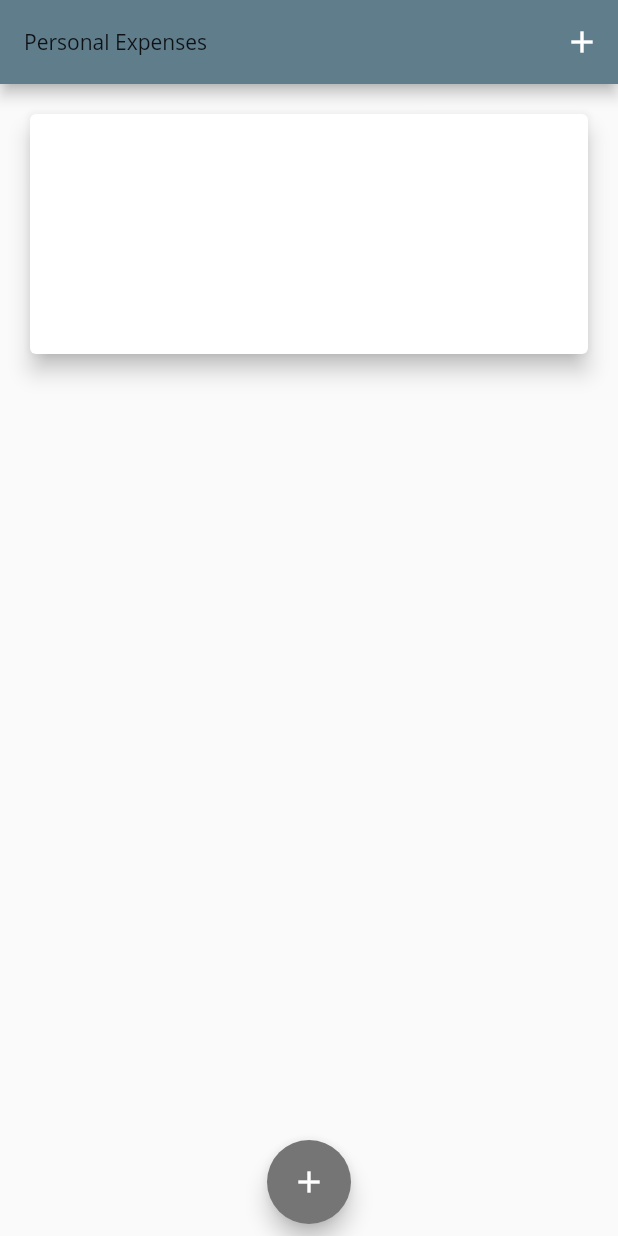
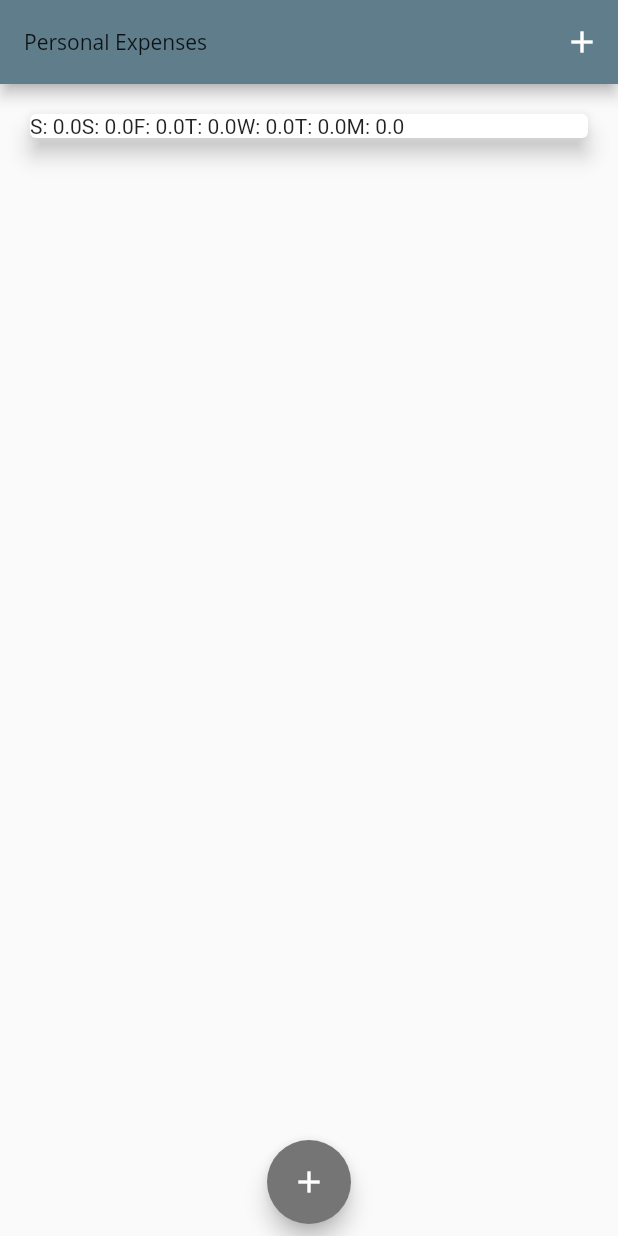
Before and after one commit to Bhavleenk/Personal_Expense_App, a Flutter app: the screen it shows after launch, on a phone screen of 412 x 824 dp. Run offline on Flutter 3.47's test engine with Material 2 defaults, Android fonts, the phone set to English and light mode, and no system bars; Roboto replaces fonts that are missing (Open Sans).

Commit message:
personal_expense

```diff
--- a/lib/widgets/chart.dart
+++ b/lib/widgets/chart.dart
@@ -20,23 +20,25 @@ class Chart extends StatelessWidget {
           totalSum += recentTransactions[i].amount;
         }
       }
-      print(DateFormat.E().format(weekDay));
-      print(totalSum);
-      return {'day': DateFormat.E().format(weekDay), 'amount': totalSum};
+      // print(DateFormat.E().format(weekDay));
+      // print(totalSum);
+      return {
+        'day': DateFormat.E().format(weekDay).substring(0, 1),
+        'amount': totalSum
+      };
     });
   }
 
   @override
   Widget build(BuildContext context) {
     print(groupedTransactionValues);
-    return Container(
-      height: 200,
-      child: Card(
-        elevation: 6,
-        margin: EdgeInsets.all(20),
-        child: Row(
-          children: [],
-        ),
+    return Card(
+      elevation: 6,
+      margin: EdgeInsets.all(20),
+      child: Row(
+        children: groupedTransactionValues.map((data) {
+          return Text('${data['day']}: ${data['amount']}');
+        }).toList(),
       ),
     );
   }
```
Also changed, not shown: lib/widgets/chart_bar.dart (added, +48 -0 lines).
